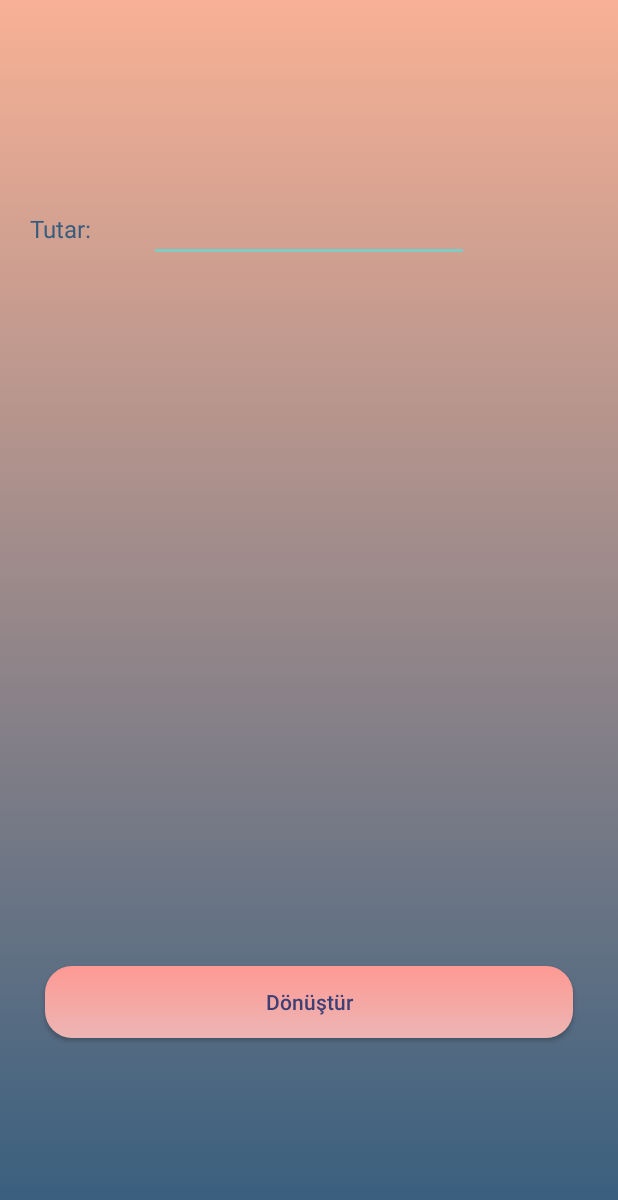
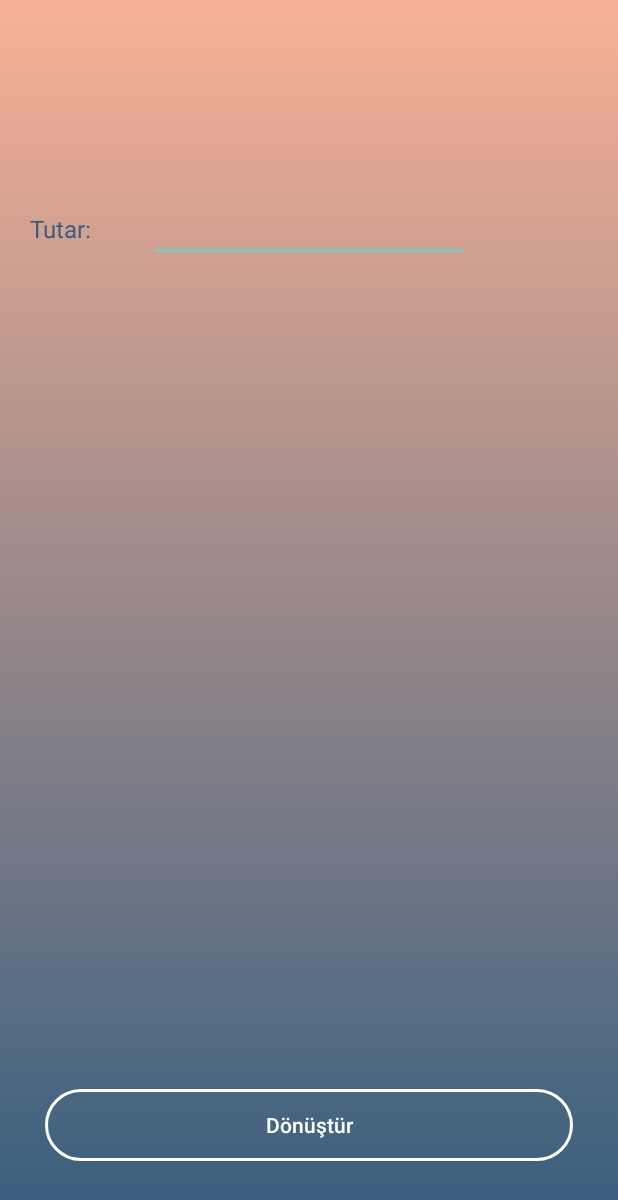
Before and after one commit to ibrahimd1/KameraIleDovizCevrim, an Android app: the ManuelGiris screen opened directly, with no data from a screen before it, on a phone screen of 412 x 824 dp. Shown: the top 1200 px of the screen. Run offline under Robolectric (Android 15) with nearby library versions, the phone set to English and light mode, and no system bars; Roboto replaces fonts that are not available here.

Commit message:
06.01.2018 23:46 değişikliği

```diff
--- a/app/src/main/java/kamerailedovizcevrim/com/kamerledvizevrim/ManuelGiris.java
+++ b/app/src/main/java/kamerailedovizcevrim/com/kamerledvizevrim/ManuelGiris.java
@@ -1,5 +1,6 @@
 package kamerailedovizcevrim.com.kamerledvizevrim;
 
+import android.content.Context;
 import android.os.AsyncTask;
 import android.os.Bundle;
 import android.support.annotation.Nullable;
@@ -8,6 +9,21 @@ import android.view.View;
 import android.widget.Button;
 import android.widget.EditText;
 import android.widget.TextView;
+import android.widget.Toast;
+
+import org.apache.http.HttpEntity;
+import org.apache.http.HttpResponse;
+import org.apache.http.client.ClientProtocolException;
+import org.apache.http.client.HttpClient;
+import org.apache.http.client.methods.HttpGet;
+import org.apache.http.impl.client.DefaultHttpClient;
+import org.json.JSONException;
+import org.json.JSONObject;
+
+import java.io.BufferedReader;
+import java.io.IOException;
+import java.io.InputStream;
+import java.io.InputStreamReader;
 
 /**
  * Created by Ibrahim on 2.01.2019.
@@ -15,38 +31,41 @@ import android.widget.TextView;
 
 public class ManuelGiris extends AppCompatActivity {
 
-    Button btnManuelGiris;
+    Button btnManuelCevir;
     EditText edtManuelaTutar;
     TextView txtManuelSonuc;
-
+    String kaynakDoviz;
+    String hedefDoviz;
+    Bundle bundle;
+    MyAsyncTask apiCaller;
+    Long m_Oran;
+    Yardimci m_Yardimci = new Yardimci();
 
     @Override
     protected void onCreate(@Nullable Bundle savedInstanceState) {
         super.onCreate(savedInstanceState);
         setContentView(R.layout.manuel_giris);
 
-        /*edtManuelaTutar = (EditText) findViewById(R.id.edtManuelTutar);
+        bundle = getIntent().getExtras();
+        if (bundle!=null){
+            hedefDoviz = bundle.getString("HedefDoviz");
+            kaynakDoviz = bundle.getString("KaynakDoviz");
+        }
+        edtManuelaTutar = (EditText) findViewById(R.id.edtManuelTutar);
         txtManuelSonuc=(TextView)findViewById(R.id.txtManuelSonuc);
 
-        btnManuelGiris = (Button) findViewById(R.id.butonManuelCevrim);
-        btnManuelGiris.setOnClickListener(new View.OnClickListener() {
+        btnManuelCevir = (Button) findViewById(R.id.btnManuelCevir);
+        btnManuelCevir.setOnClickListener(new View.OnClickListener() {
             @Override
             public void onClick(View v) {
-                if (edtManuelaTutar.getText() == null) {
+                if (edtManuelaTutar.getText() == null || edtManuelaTutar.getText().length() == 0) {
                     txtManuelSonuc.setText("Tutar alanı boş geçilemez!");
-                }
-                else {
-
+                } else {
+                    apiCaller = new MyAsyncTask(kaynakDoviz, hedefDoviz, ManuelGiris.this, m_Oran, "Yükleniyor...");
+                    apiCaller.execute();
+                    m_Yardimci.Mesaj("Oran: " + m_Oran, ManuelGiris.this);
                 }
             }
-        });*/
+        });
     }
-
-    /*private  class myAsyncTask extends AsyncTask<Void,Void,Void>{
-
-        @Override
-        protected Void doInBackground(Void... voids) {
-            return null;
-        }
-    }*/
 }
--- /dev/null
+++ b/app/src/main/res/drawable/button_background.xml
@@ -0,0 +1,9 @@
+<?xml version="1.0" encoding="utf-8"?>
+<shape xmlns:android="http://schemas.android.com/apk/res/android"
+    android:shape="rectangle">
+    <gradient android:startColor="@android:color/transparent"
+        android:endColor="@android:color/transparent"
+        android:angle="270" />
+    <corners android:radius="25dp" />
+    <stroke android:width="3px" android:color="#ffffff" />
+</shape>
--- a/app/src/main/res/drawable/custom_button.xml
+++ b/app/src/main/res/drawable/custom_button.xml
@@ -16,8 +16,8 @@
 
     <item>
         <shape>
-            <gradient android:startColor="#ff9994" android:endColor="#ecb5b3" android:angle="270" />
-            <corners android:radius="27px" />
+            <gradient android:startColor="#ff9994" android:endColor="#ecb5b3" android:angle="270"  />
+            <corners android:radius="27px" /> <!--ff9994-->
         </shape>
     </item>
 </selector>
--- a/app/src/main/res/drawable/custom_button_text_color.xml
+++ b/app/src/main/res/drawable/custom_button_text_color.xml
@@ -9,5 +9,5 @@
 
      -->
     <item android:state_pressed="true" android:color="#000000" />
-    <item android:color="#3d4075" />
+    <item android:color="#ffffff" />
 </selector>
--- a/app/src/main/res/layout/activity_main.xml
+++ b/app/src/main/res/layout/activity_main.xml
@@ -59,7 +59,7 @@
         android:layout_marginBottom="40dp"
         android:layout_marginLeft="30dp"
         android:layout_marginRight="30dp"
-        android:background="@drawable/custom_button"
+        android:background="@drawable/button_background"
         android:text="Çevir"
         android:textAllCaps="false"
         android:textColor="@drawable/custom_button_text_color"
@@ -75,7 +75,7 @@
         android:layout_alignRight="@+id/buttonCevrimAc"
         android:layout_alignStart="@+id/kaynakDoviz"
         android:layout_marginBottom="17dp"
-        android:background="@drawable/custom_button"
+        android:background="@drawable/button_background"
         android:text="El İle"
         android:textAllCaps="false"
         android:textColor="@drawable/custom_button_text_color" />
--- a/app/src/main/res/layout/manuel_giris.xml
+++ b/app/src/main/res/layout/manuel_giris.xml
@@ -34,8 +34,8 @@
         android:layout_height="wrap_content"
         android:layout_alignParentBottom="true"
         android:layout_centerHorizontal="true"
-        android:layout_marginBottom="132dp"
-        android:background="@drawable/custom_button"
+        android:layout_marginBottom="50dp"
+        android:background="@drawable/button_background"
         android:text="Dönüştür"
         android:textAllCaps="false"
         android:textColor="@drawable/custom_button_text_color"
@@ -51,4 +51,5 @@
         android:layout_alignStart="@+id/txtTutarIsim"
         android:layout_below="@+id/edtManuelTutar"
         android:layout_marginTop="53dp" />
+
 </RelativeLayout>
```
Also changed, not shown: app/src/main/java/kamerailedovizcevrim/com/kamerledvizevrim/MyAsyncTask.java (added, +134 -0 lines), app/src/main/java/kamerailedovizcevrim/com/kamerledvizevrim/Yardimci.java (+7 -0 lines), app/src/main/res/layout/deneme.xml (+13 -44 lines).
